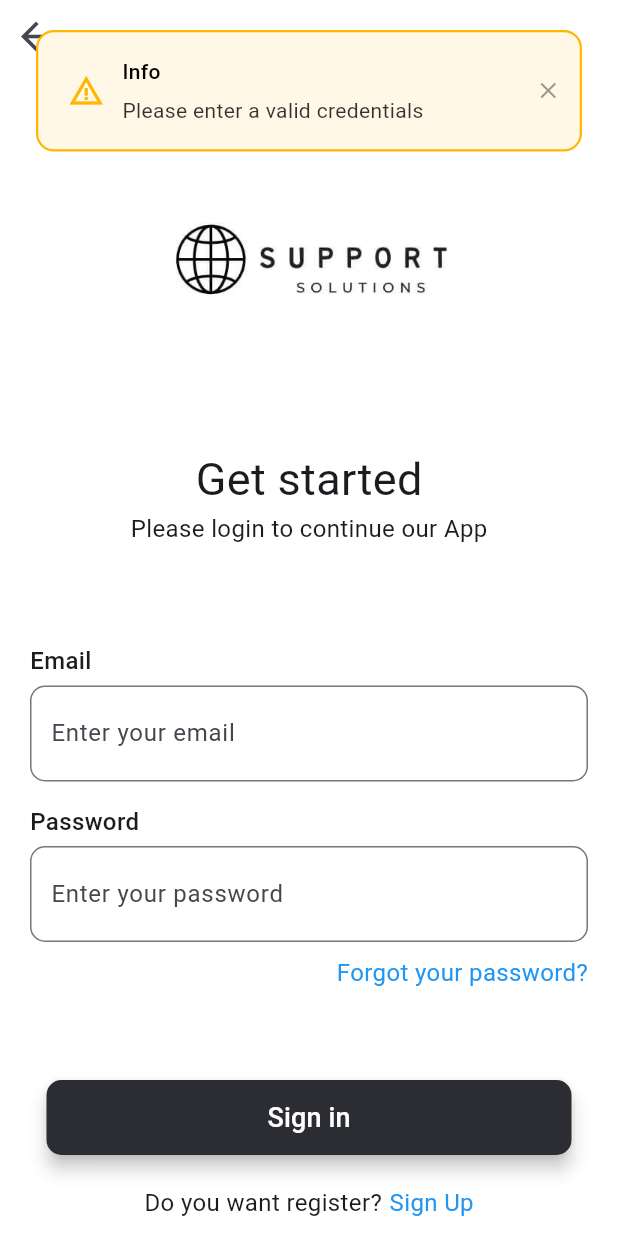
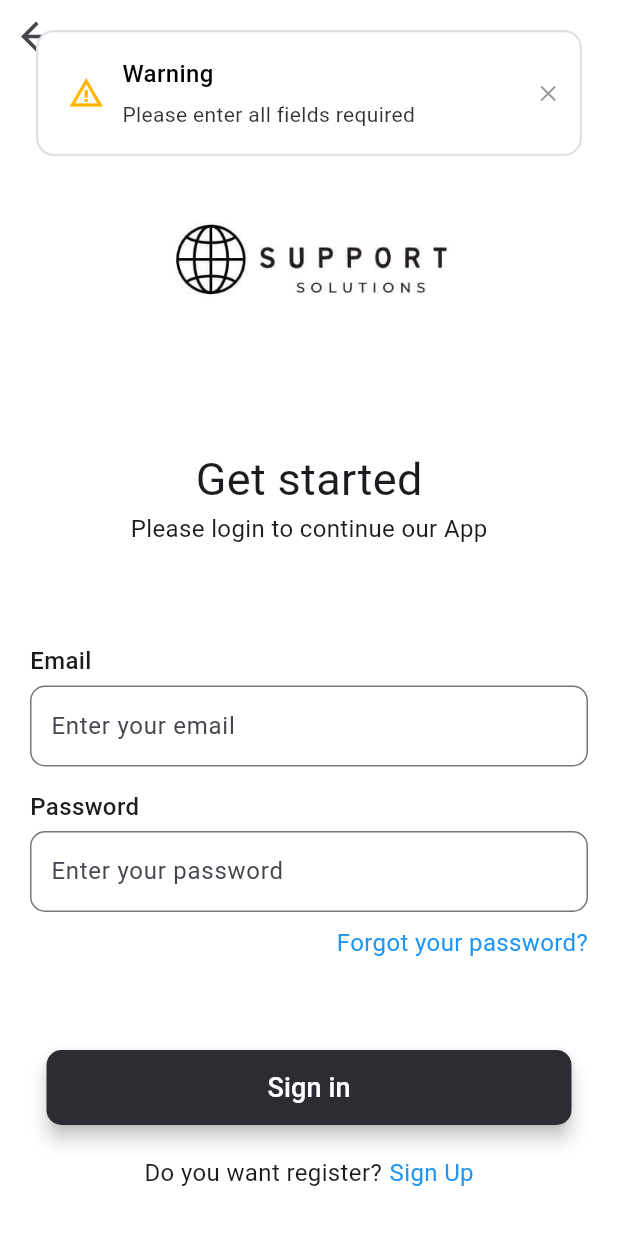
Before and after one commit to wposso/Support_Solutions, a Flutter app: the screen it shows after launch, after a tap on "Sign in", on a phone screen of 412 x 824 dp. Run offline on Flutter 3.47's test engine with Material 3 defaults, Android fonts, the phone set to English and light mode, and no system bars; drawn by our look-alikes of toastification.

Commit message:
Feature (registration) v.1.3

```diff
--- /dev/null
+++ b/support/lib/core/settings.dart
@@ -0,0 +1,44 @@
+import 'package:flutter/animation.dart';
+import 'package:flutter/widgets.dart';
+import 'package:toastification/toastification.dart';
+
+Color backgroundAppColor = const Color.fromARGB(255, 255, 255, 255);
+
+Widget spaceHeigth(double size) {
+  return SizedBox(
+    height: size,
+  );
+}
+
+Widget spaceWidht(double size) {
+  return SizedBox(
+    height: size,
+  );
+}
+
+void globalNotification(BuildContext context, ToastificationType type,
+    String tittle, String description) {
+  toastification.show(
+      showProgressBar: false,
+      autoCloseDuration: const Duration(seconds: 5),
+      type: type,
+      style: ToastificationStyle.flat,
+      title: Text(
+        tittle,
+        style: const TextStyle(fontSize: 16),
+      ),
+      description: Text(
+        description,
+        style: const TextStyle(fontSize: 14),
+      ));
+}
+
+var logoSupport = const Padding(
+  padding: EdgeInsets.zero,
+  child: Image(
+    image: AssetImage('assets/support_solution.jpeg'),
+    fit: BoxFit.contain,
+    height: 250,
+    width: 290,
+  ),
+);
--- a/support/lib/routes/routes.dart
+++ b/support/lib/routes/routes.dart
@@ -1,6 +1,8 @@
 import 'package:flutter/material.dart';
 import 'package:support/views/login/login.dart';
+import 'package:support/views/register/register.dart';
 
 Map<String, Widget Function(BuildContext)> routes = {
-  '/Login': (context) => const Login()
+  '/Login': (context) => const Login(),
+  '/Register': (context) => const Register(),
 };
--- a/support/lib/views/login/login.dart
+++ b/support/lib/views/login/login.dart
@@ -1,6 +1,7 @@
 import 'package:flutter/material.dart';
-import 'package:support/views/login/controller.dart';
-import 'package:support/views/login/widget.dart';
+import 'package:support/core/settings.dart';
+import 'package:support/views/login/login_controller.dart';
+import 'package:support/views/login/login_widget.dart';
 
 class Login extends StatefulWidget {
   const Login({super.key});
@@ -17,7 +18,7 @@ class _LoginState extends State<Login> {
     loginPasswordController;
   }
 
-  void changeState(){
+  void changeState() {
     setState(() {
       loginSendCode;
     });
@@ -26,7 +27,7 @@ class _LoginState extends State<Login> {
   @override
   Widget build(BuildContext context) {
     return Scaffold(
-        backgroundColor: Colors.white,
+        backgroundColor: backgroundAppColor,
         body: Column(
           children: [
             Padding(
@@ -47,15 +48,16 @@ class _LoginState extends State<Login> {
               padding: const EdgeInsets.symmetric(horizontal: 20),
               child: Column(
                 children: [
-                  const Padding(
-                    padding: EdgeInsets.zero,
-                    child: Image(
-                      image: AssetImage('assets/support_solution.jpeg'),
-                      fit: BoxFit.contain,
-                      height: 250,
-                      width: 290,
-                    ),
-                  ),
+                  logoSupport,
+                  // const Padding(
+                  //   padding: EdgeInsets.zero,
+                  //   child: Image(
+                  //     image: AssetImage('assets/support_solution.jpeg'),
+                  //     fit: BoxFit.contain,
+                  //     height: 250,
+                  //     width: 290,
+                  //   ),
+                  // ),
                   const Row(
                     mainAxisAlignment: MainAxisAlignment.center,
                     children: [
@@ -98,7 +100,7 @@ class _LoginState extends State<Login> {
                           controller: loginEmailController,
                           decoration: const InputDecoration(
                               contentPadding: EdgeInsets.symmetric(
-                                  vertical: 20, horizontal: 10),
+                                  vertical: 15, horizontal: 10),
                               hintText: 'Enter your email',
                               hintStyle: TextStyle(fontSize: 16),
                               border: OutlineInputBorder(
@@ -129,7 +131,7 @@ class _LoginState extends State<Login> {
                           controller: loginPasswordController,
                           decoration: InputDecoration(
                               contentPadding: const EdgeInsets.symmetric(
-                                  vertical: 20, horizontal: 10),
+                                  vertical: 15, horizontal: 10),
                               suffixIcon:
                                   loginPasswordController.text.isNotEmpty
                                       ? IconButton(
@@ -206,7 +208,9 @@ class _LoginState extends State<Login> {
                         width: 5,
                       ),
                       GestureDetector(
-                          onTap: () {},
+                          onTap: () {
+                            Navigator.pushNamed(context, '/Register');
+                          },
                           child: const Text(
                             'Sign Up',
                             style: TextStyle(fontSize: 16, color: Colors.blue),
--- a/support/lib/views/login/controller.dart
+++ b/support/lib/views/login/login_controller.dart
@@ -4,7 +4,8 @@
 
 import 'package:flutter/material.dart';
 import 'package:flutter/services.dart';
-import 'package:support/views/login/widget.dart';
+import 'package:support/core/settings.dart';
+import 'package:support/views/login/login_widget.dart';
 import 'package:toastification/toastification.dart';
 
 var loginEmailController = TextEditingController();
@@ -29,7 +30,7 @@ List<users> usersList = [
 String generarCodigo() {
   return (100000 +
           (999999 - 100000) *
-              (new DateTime.now().millisecondsSinceEpoch % 1000000) /
+              (DateTime.now().millisecondsSinceEpoch % 1000000) /
               1000000)
       .toStringAsFixed(0);
 }
@@ -55,14 +56,14 @@ void loginAuth(BuildContext context) {
 
     if (loginEmailController.text.isEmpty &&
         loginPasswordController.text.isEmpty) {
-      loginAuthNotification(context, ToastificationType.warning, 'Info',
-          'Please enter a valid credentials');
+      globalNotification(context, ToastificationType.warning, 'Warning',
+          'Please enter all fields required');
     } else if (userFound) {
-      loginAuthNotification(context, ToastificationType.success, 'Success',
+      globalNotification(context, ToastificationType.success, 'Success',
           'User found success, welcome back');
     } else {
-      loginAuthNotification(context, ToastificationType.error, 'Error',
-          'User not found, please try again');
+      globalNotification(context, ToastificationType.error, 'Error',
+          'Has ocurres an error with your credentials');
     }
     loginEmailController.clear();
     loginPasswordController.clear();
--- a/support/lib/views/login/widget.dart
+++ b/support/lib/views/login/login_widget.dart
@@ -2,7 +2,7 @@
 
 import 'package:flutter/material.dart';
 import 'package:flutter/services.dart';
-import 'package:support/views/login/controller.dart';
+import 'package:support/views/login/login_controller.dart';
 import 'package:toastification/toastification.dart';
 
 void loginAuthNotification(BuildContext context, ToastificationType type,
```
Also changed, not shown: support/lib/views/register/register.dart (added, +184 -0 lines), support/lib/views/register/register_controller.dart (added, +26 -0 lines).
